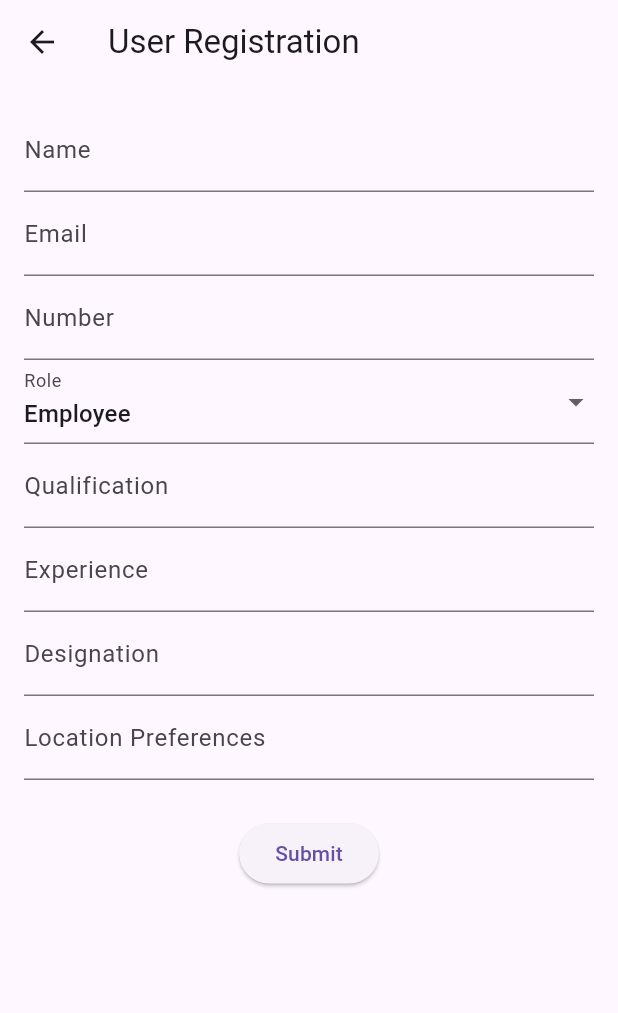
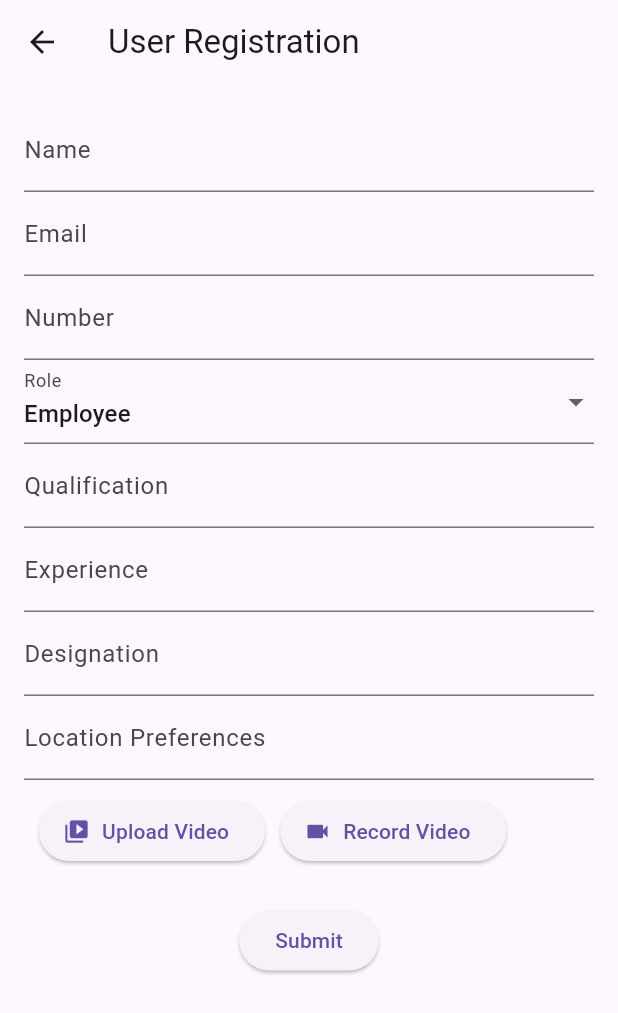
Before and after one commit to khuship2612/Hiring-System, a Flutter app: the FormPage screen opened by its route, on a phone screen of 412 x 824 dp. Shown: the top 1013 px of the screen. Run offline on Flutter 3.47's test engine with Material 3 defaults, Android fonts, the phone set to English and light mode, and no system bars; our stand-ins replace firebase_core, firebase_storage, image_picker, video_player; accounts and stored records are empty.

```diff
--- a/lib/addjob.dart
+++ b/lib/addjob.dart
@@ -35,7 +35,7 @@ class _RegistrationFormPageState extends State<RegistrationFormPage> {
   @override
   Widget build(BuildContext context) {
     return Scaffold(
-      appBar: AppBar(title: Text("Registration Form")),
+      appBar: AppBar(title: Text("Add New Job")),
       body: Padding(
         padding: const EdgeInsets.all(16.0),
         child: ListView(
--- a/lib/homepage.dart
+++ b/lib/homepage.dart
@@ -89,7 +89,7 @@ class Homepage extends StatelessWidget {
                         SizedBox(width: 30),
                         ElevatedButton(
                           onPressed: () {
-                            Navigator.pushNamed(context, '/profilelist');
+                            Navigator.pushNamed(context, '/login');
                           },
                           style: ElevatedButton.styleFrom(
                             iconColor: Colors.white,
--- a/lib/main.dart
+++ b/lib/main.dart
@@ -1,3 +1,4 @@
+import 'dart:io';
 import 'package:firebase_core/firebase_core.dart';
 import 'package:flutter/material.dart';
 import 'package:internship/addjob.dart';
@@ -6,6 +7,10 @@ import 'package:internship/logozoominpage.dart';
 import 'package:internship/phoneauth.dart';
 import 'package:internship/postedjob.dart';
 import 'package:internship/profilelist.dart';
+import 'package:internship/setting_page.dart';
+import 'package:image_picker/image_picker.dart';
+import 'package:firebase_storage/firebase_storage.dart';
+import 'package:path/path.dart' as path;
 
 void main() async {
   WidgetsFlutterBinding.ensureInitialized();
@@ -13,20 +18,25 @@ void main() async {
   runApp(MyApp());
 }
 
+String? currentUserRole;
+String? currentUserName;
+String? currentUserEmail;
+
 class MyApp extends StatelessWidget {
   @override
   Widget build(BuildContext context) {
     return MaterialApp(
+      debugShowCheckedModeBanner: false,
       initialRoute: '/',
       routes: {
         '/': (context) => LogoZoomInPage(),
         '/homepage': (context) => Homepage(),
         '/register': (context) => FormPage(),
         '/login': (context) => LoginPage(),
-        '/list': (context) => Profilelist(),
         '/profilelist': (context) => ProfileListPage(),
         '/postedjob': (context) => postedjob(),
-        '/addjob': (context) => RegistrationFormPage(), // Ensure this exists
+        '/addjob': (context) => RegistrationFormPage(),
+        '/settingpage': (context) => SettingsPage(),
       },
     );
   }
@@ -40,43 +50,23 @@ class Student {
   final String experience;
   final String designation;
   final String locationPreferences;
-  final String companyAddress; // Either "Employee" or "Employer"
+  final String companyAddress;
+  final String? videoUrl;
 
-  Student(
-      {required this.name,
+  Student({
+    required this.name,
     required this.email,
     required this.role,
     required this.qualification,
     required this.experience,
     required this.designation,
     required this.locationPreferences,
-        required this.companyAddress});
+    required this.companyAddress,
+    this.videoUrl,
+  });
 }
 
-// Global list to hold all registered profiles.
 List<Student> studentList = [];
-
-// Global variable to store the current user's role.
-String? currentUserRole;
-
-class Profilelist extends StatelessWidget {
-  @override
-  Widget build(BuildContext context) {
-    return MaterialApp(
-      title: 'User Profiles',
-      theme: ThemeData(primarySwatch: Colors.blue),
-      onGenerateRoute: (settings) {
-        if (settings.name == '/detail') {
-          final Student student = settings.arguments as Student;
-          return MaterialPageRoute(
-            builder: (context) => StudentProfilePage(student: student),
-          );
-        }
-        return null;
-      },
-    );
-  }
-}
 
 class FormPage extends StatefulWidget {
   @override
@@ -85,17 +75,84 @@ class FormPage extends StatefulWidget {
 
 class _FormPageState extends State<FormPage> {
   final _formKey = GlobalKey<FormState>();
-  final TextEditingController nameController = TextEditingController();
-  final TextEditingController emailController = TextEditingController();
-  final TextEditingController numberController = TextEditingController();
-  final TextEditingController qualificationController = TextEditingController();
-  final TextEditingController experienceController = TextEditingController();
-  final TextEditingController designationController = TextEditingController();
-  final TextEditingController locationPreferencesController =
-  TextEditingController();
-  final TextEditingController companyAddressController =
-  TextEditingController();
+  final nameController = TextEditingController();
+  final emailController = TextEditingController();
+  final numberController = TextEditingController();
+  final qualificationController = TextEditingController();
+  final experienceController = TextEditingController();
+  final designationController = TextEditingController();
+  final locationPreferencesController = TextEditingController();
+  final companyAddressController = TextEditingController();
+
   String _selectedRole = 'Employee';
+  File? _videoFile;
+  bool _isUploading = false;
+
+  Future<void> _pickVideo() async {
+    final picked = await ImagePicker().pickVideo(source: ImageSource.gallery);
+    if (picked != null) {
+      setState(() {
+        _videoFile = File(picked.path);
+      });
+    }
+  }
+
+  Future<void> _recordVideo() async {
+    final picked = await ImagePicker().pickVideo(source: ImageSource.camera);
+    if (picked != null) {
+      setState(() {
+        _videoFile = File(picked.path);
+      });
+    }
+  }
+
+  Future<String?> _uploadVideo(File video) async {
+    try {
+      setState(() {
+        _isUploading = true;
+      });
+
+      String fileName = path.basename(video.path);
+      Reference ref = FirebaseStorage.instance.ref().child('videos/$fileName');
+      await ref.putFile(video);
+      return await ref.getDownloadURL();
+    } catch (e) {
+      print('Upload error: $e');
+      return null;
+    } finally {
+      setState(() {
+        _isUploading = false;
+      });
+    }
+  }
+
+  void _registerUser() async {
+    if (_formKey.currentState!.validate()) {
+      String? videoUrl;
+      if (_selectedRole == 'Employee' && _videoFile != null) {
+        videoUrl = await _uploadVideo(_videoFile!);
+      }
+
+      Student newStudent = Student(
+        name: nameController.text,
+        email: emailController.text,
+        qualification: qualificationController.text,
+        experience: experienceController.text,
+        designation: designationController.text,
+        locationPreferences: locationPreferencesController.text,
+        companyAddress: companyAddressController.text,
+        role: _selectedRole,
+        videoUrl: videoUrl,
+      );
+
+      studentList.add(newStudent);
+      currentUserRole = _selectedRole;
+      currentUserName = nameController.text;
+      currentUserEmail = emailController.text;
+
+      Navigator.pushNamed(context, '/profilelist');
+    }
+  }
 
   @override
   void dispose() {
@@ -110,32 +167,11 @@ class _FormPageState extends State<FormPage> {
     super.dispose();
   }
 
-  void _registerUser() {
-    if (_formKey.currentState!.validate()) {
-      Student newStudent = Student(
-        name: nameController.text,
-        email: emailController.text,
-        qualification: qualificationController.text,
-        experience: experienceController.text,
-        designation: designationController.text,
-        locationPreferences: locationPreferencesController.text,
-        companyAddress: companyAddressController.text,
-        role: _selectedRole,
-      );
-
-      studentList.add(newStudent);
-      currentUserRole = _selectedRole;
-
-      // Navigate to profile list page
-      Navigator.pushNamed(context, '/profilelist');
-    }
-  }
-
   @override
   Widget build(BuildContext context) {
     return Scaffold(
       appBar: AppBar(title: Text('User Registration')),
-      body: Padding(
+      body: SingleChildScrollView(
         padding: EdgeInsets.all(16),
         child: Form(
           key: _formKey,
@@ -143,32 +179,26 @@ class _FormPageState extends State<FormPage> {
             TextFormField(
               controller: nameController,
               decoration: InputDecoration(labelText: 'Name'),
-              validator: (value) => (value == null || value.isEmpty)
-                  ? 'Please enter your name'
-                  : null,
+              validator: (value) =>
+              value == null || value.isEmpty ? 'Please enter your name' : null,
             ),
             TextFormField(
               controller: emailController,
               decoration: InputDecoration(labelText: 'Email'),
-              validator: (value) => (value == null || value.isEmpty)
-                  ? 'Please enter your email'
-                  : null,
+              validator: (value) =>
+              value == null || value.isEmpty ? 'Please enter your email' : null,
             ),
             TextFormField(
               controller: numberController,
               decoration: InputDecoration(labelText: 'Number'),
-              validator: (value) => (value == null || value.isEmpty)
-                  ? 'Please enter your number'
-                  : null,
+              validator: (value) =>
+              value == null || value.isEmpty ? 'Please enter your number' : null,
             ),
             DropdownButtonFormField<String>(
               value: _selectedRole,
               decoration: InputDecoration(labelText: 'Role'),
               items: ['Employee', 'Employer'].map((role) {
-                return DropdownMenuItem(
-                  value: role,
-                  child: Text(role),
-                );
+                return DropdownMenuItem(value: role, child: Text(role));
               }).toList(),
               onChanged: (value) {
                 setState(() {
@@ -180,47 +210,62 @@ class _FormPageState extends State<FormPage> {
               TextFormField(
                 controller: qualificationController,
                 decoration: InputDecoration(labelText: 'Qualification'),
-                validator: (value) => (value == null || value.isEmpty)
-                    ? 'Please enter your qualification'
-                    : null,
+                validator: (value) =>
+                value == null || value.isEmpty ? 'Enter your qualification' : null,
               ),
               TextFormField(
                 controller: experienceController,
                 decoration: InputDecoration(labelText: 'Experience'),
-                validator: (value) => (value == null || value.isEmpty)
-                    ? 'Please enter your experience'
-                    : null,
+                validator: (value) =>
+                value == null || value.isEmpty ? 'Enter your experience' : null,
               ),
               TextFormField(
                 controller: designationController,
                 decoration: InputDecoration(labelText: 'Designation'),
-                validator: (value) => (value == null || value.isEmpty)
-                    ? 'Please enter your designation'
-                    : null,
+                validator: (value) =>
+                value == null || value.isEmpty ? 'Enter your designation' : null,
               ),
               TextFormField(
                 controller: locationPreferencesController,
                 decoration: InputDecoration(labelText: 'Location Preferences'),
-                validator: (value) => (value == null || value.isEmpty)
-                    ? 'Please enter location preferences'
-                    : null,
+                validator: (value) =>
+                value == null || value.isEmpty ? 'Enter location preferences' : null,
               ),
+              SizedBox(height: 10),
+              Row(
+                children: [
+                  SizedBox(width: 10),
+                  ElevatedButton.icon(
+                    onPressed: _pickVideo,
+                    icon: Icon(Icons.video_library),
+                    label: Text('Upload Video'),
+                  ),
+                  SizedBox(width: 10),
+                  ElevatedButton.icon(
+                    onPressed: _recordVideo,
+                    icon: Icon(Icons.videocam),
+                    label: Text('Record Video'),
+                  ),
+                ],
+              ),
+              if (_videoFile != null)
+                Text("Video selected: ${path.basename(_videoFile!.path)}"),
             ],
             if (_selectedRole == 'Employer') ...[
               TextFormField(
                 controller: companyAddressController,
                 decoration: InputDecoration(labelText: 'Company Address'),
-                validator: (value) => (value == null || value.isEmpty)
-                    ? 'Please enter company address'
-                    : null,
+                validator: (value) =>
+                value == null || value.isEmpty ? 'Enter company address' : null,
               ),
             ],
             SizedBox(height: 25),
-            ElevatedButton(
+            _isUploading
+                ? CircularProgressIndicator()
+                : ElevatedButton(
               child: Text('Submit'),
               onPressed: _registerUser,
             ),
-
           ]),
         ),
       ),
--- a/pubspec.yaml
+++ b/pubspec.yaml
@@ -35,7 +35,8 @@ dependencies:
   # Use with the CupertinoIcons class for iOS style icons.
   cupertino_icons: ^1.0.6
   cached_network_image: ^3.4.1
-  image_picker: ^1.1.2
+  image_picker: ^1.0.4
+  video_player: ^2.8.1
   image_cropper: ^9.1.0
   fluttericon: ^2.0.0
   url_launcher: ^6.3.1
@@ -46,6 +47,7 @@ dependencies:
   firebase_core: ^3.13.0
   cloud_firestore: ^5.6.6
   firebase_storage: ^12.4.5
+  path: ^1.9.0
 
 dev_dependencies:
   flutter_test:
```
Also changed, not shown: lib/profilelist.dart (+241 -180 lines), lib/setting_page.dart (added, +62 -0 lines), pubspec.lock, 5 other files. Lines whose indentation alone changed are shown as unchanged.
